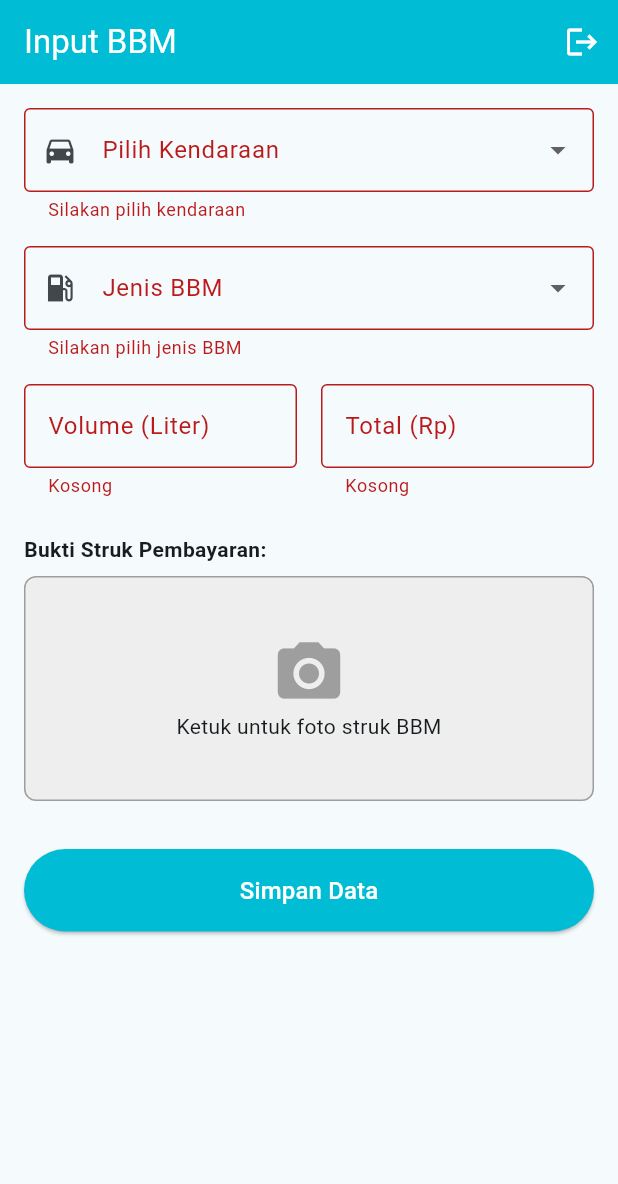
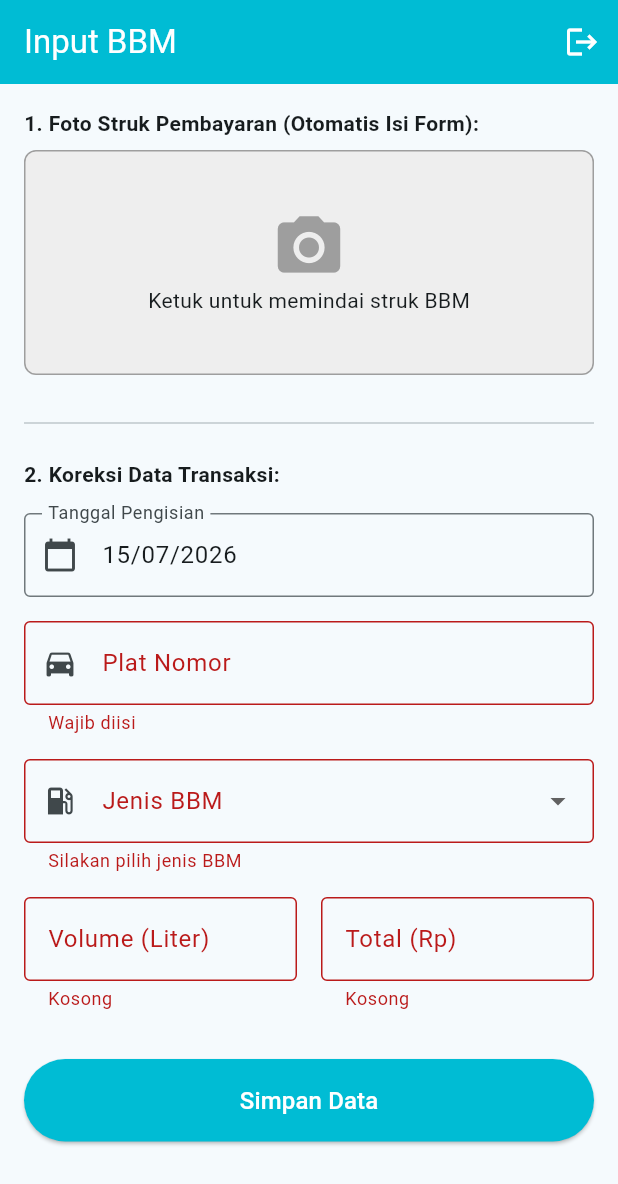
Before and after one commit to fajarauliapratama/BBM_PLN, a Flutter app: the FormBbmScreen screen opened directly, after a tap on "Simpan Data", on a phone screen of 412 x 824 dp. Shown: the top 1184 px of the screen. Run offline on Flutter 3.47's test engine with Material 3 defaults, Android fonts, the light colour scheme and no system bars; our stand-ins replace cloud_firestore, firebase_auth, firebase_core, image_picker, share_plus; missing offline and left inert: excel, google_mlkit_text_recognition; accounts and stored records are empty; network calls fail.

Commit message:
update 1.2

```diff
--- a/lib/screens/form_bbm_screen.dart
+++ b/lib/screens/form_bbm_screen.dart
@@ -2,7 +2,8 @@ import 'dart:io';
 import 'package:flutter/material.dart';
 import 'package:provider/provider.dart';
 import 'package:firebase_auth/firebase_auth.dart';
-import 'package:google_mlkit_text_recognition/google_mlkit_text_recognition.dart'; // Package baru
+import 'package:google_mlkit_text_recognition/google_mlkit_text_recognition.dart';
+import 'package:intl/intl.dart';
 import '../providers/bbm_provider.dart';
 import 'login_screen.dart';
 
@@ -14,20 +15,17 @@ class FormBbmScreen extends StatefulWidget {
 }
 
 class _FormBbmScreenState extends State<FormBbmScreen> {
-  String? _selectedPlatNomor;
-  final List<String> _daftarMobil = [
-    'BA 1234 PLN (Hilux)',
-    'BA 5678 PLN (Avanza)',
-    'BA 9101 PLN (Innova)',
-    'B 9999 UPT (Triton)'
-  ];
+  // Controller untuk input form
+  final _platNomorController = TextEditingController();
+  final _tanggalController = TextEditingController();
+  DateTime _selectedTanggal = DateTime.now(); // Tanggal default hari ini
 
   String? _selectedJenisBbm;
   final List<String> _daftarBbm = [
+    'Pertamax',
     'Dexlite',
     'Pertamina Dex',
     'Biosolar',
-    'Pertamax',
     'Pertalite'
   ];
 
@@ -35,15 +33,25 @@ class _FormBbmScreenState extends State<FormBbmScreen> {
   final _biayaController = TextEditingController();
   final _formKey = GlobalKey<FormState>();
 
-  bool _isScanning = false; // Indikator saat AI sedang membaca struk
+  bool _isScanning = false; // Indikator loading saat AI membaca gambar
+
+  @override
+  void initState() {
+    super.initState();
+    // Mengisi form tanggal secara otomatis saat halaman dibuka
+    _tanggalController.text = DateFormat('dd/MM/yyyy').format(_selectedTanggal);
+  }
 
   @override
   void dispose() {
+    _platNomorController.dispose();
+    _tanggalController.dispose();
     _literController.dispose();
     _biayaController.dispose();
     super.dispose();
   }
 
+  // --- FUNGSI LOGOUT ---
   Future<void> _logout() async {
     await FirebaseAuth.instance.signOut();
     if (!mounted) return;
@@ -53,10 +61,34 @@ class _FormBbmScreenState extends State<FormBbmScreen> {
     );
   }
 
+  // --- FUNGSI MENGUBAH TANGGAL MANUAL ---
+  Future<void> _pilihTanggal(BuildContext context) async {
+    final DateTime? picked = await showDatePicker(
+      context: context,
+      initialDate: _selectedTanggal,
+      firstDate: DateTime(2020),
+      lastDate: DateTime.now(), // Membatasi agar tidak bisa pilih tanggal di masa depan
+    );
+    if (picked != null && picked != _selectedTanggal) {
+      setState(() {
+        _selectedTanggal = picked;
+        _tanggalController.text = DateFormat('dd/MM/yyyy').format(picked);
+      });
+    }
+  }
+
   // --- FUNGSI AI UNTUK MEMBACA STRUK ---
   Future<void> _scanStrukOtomatis(String imagePath) async {
     setState(() {
       _isScanning = true;
+    });
+
+    // Kosongkan form sebelum dipindai agar data lama/sebelumnya tidak nyangkut
+    _platNomorController.clear();
+    _literController.clear();
+    _biayaController.clear();
+    setState(() {
+      _selectedJenisBbm = null;
     });
 
     try {
@@ -64,10 +96,32 @@ class _FormBbmScreenState extends State<FormBbmScreen> {
       final textRecognizer = TextRecognizer(script: TextRecognitionScript.latin);
       final RecognizedText recognizedText = await textRecognizer.processImage(inputImage);
 
-      // Ubah semua teks menjadi huruf besar agar mudah dicari
       String fullText = recognizedText.text.toUpperCase();
 
-      // 1. MENDETEKSI JENIS BBM
+      // 1. MENDETEKSI TANGGAL STRUK (Pintar: bisa baca pakai / atau - atau . dan tahun 2/4 digit)
+      RegExp dateRegExp = RegExp(r'([0-3]?[0-9])[\/\-\.]([0-1]?[0-9])[\/\-\.](20[0-9]{2}|[0-9]{2})\b');
+      var dateMatch = dateRegExp.firstMatch(fullText);
+      if (dateMatch != null) {
+        int d = int.parse(dateMatch.group(1)!);
+        int m = int.parse(dateMatch.group(2)!);
+        String yearStr = dateMatch.group(3)!;
+        // Jika tahun terbaca 2 digit (misal 24), jadikan 2024
+        int y = yearStr.length == 2 ? 2000 + int.parse(yearStr) : int.parse(yearStr);
+
+        setState(() {
+          _selectedTanggal = DateTime(y, m, d);
+          _tanggalController.text = DateFormat('dd/MM/yyyy').format(_selectedTanggal);
+        });
+      }
+
+      // 2. MENDETEKSI PLAT NOMOR (Mencari teks NOPOL / POLISI / PLAT)
+      RegExp nopolRegExp = RegExp(r'(?:NOPOL|POLISI|POL|PLAT)\s*[:\s]*([A-Z]{1,2}\s*\d{1,4}\s*[A-Z]{0,3})');
+      var nopolMatch = nopolRegExp.firstMatch(fullText);
+      if (nopolMatch != null) {
+        _platNomorController.text = nopolMatch.group(1)!.trim();
+      }
+
+      // 3. MENDETEKSI JENIS BBM
       if (fullText.contains('PERTALITE')) {
         _selectedJenisBbm = 'Pertalite';
       } else if (fullText.contains('PERTAMAX')) {
@@ -80,23 +134,30 @@ class _FormBbmScreenState extends State<FormBbmScreen> {
         _selectedJenisBbm = 'Pertamina Dex';
       }
 
-      // 2. MENDETEKSI VOLUME (LITER)
-      // Mencari kata "VOLUME" lalu mengambil angka di sebelahnya
-      RegExp volRegExp = RegExp(r'VOLUME\s*[:\s]*([0-9\,\.]+)');
-      var volMatch = volRegExp.firstMatch(fullText);
-      if (volMatch != null) {
-        String rawVol = volMatch.group(1) ?? '';
-        rawVol = rawVol.replaceAll(',', '.'); // Pastikan format desimal menggunakan titik
-        _literController.text = rawVol;
+      // 4. MENDETEKSI VOLUME (LITER)
+      String? rawVol;
+      RegExp volRegExp1 = RegExp(r'VOLUME\s*[:\s]*([0-9\,\.]+)');
+      RegExp volRegExp2 = RegExp(r'([0-9\,\.]+)\s*LITER');
+
+      if (volRegExp1.hasMatch(fullText)) {
+        rawVol = volRegExp1.firstMatch(fullText)?.group(1);
+      } else if (volRegExp2.hasMatch(fullText)) {
+        rawVol = volRegExp2.firstMatch(fullText)?.group(1);
       }
 
-      // 3. MENDETEKSI TOTAL BIAYA
-      // Pada struk Pertamina, biasanya menggunakan kata "DIBAYAR KONSUMEN"
+      if (rawVol != null) {
+        rawVol = rawVol.replaceAll(',', '.'); // Ubah koma jadi titik untuk desimal
+        if (rawVol.length <= 6) { // Cegah AI menangkap nomor seri mesin panjang
+          _literController.text = rawVol;
+        }
+      }
+
+      // 5. MENDETEKSI TOTAL BIAYA (DIBAYAR KONSUMEN)
       RegExp hargaRegExp = RegExp(r'KONSUMEN\s*[:\s]*([0-9\,\.]+)');
       var hargaMatch = hargaRegExp.firstMatch(fullText);
       if (hargaMatch != null) {
         String rawHarga = hargaMatch.group(1) ?? '';
-        rawHarga = rawHarga.replaceAll(RegExp(r'[^0-9]'), ''); // Hapus semua titik/koma
+        rawHarga = rawHarga.replaceAll(RegExp(r'[^0-9]'), ''); // Hapus semua pemisah ribuan
         _biayaController.text = rawHarga;
       }
 
@@ -105,7 +166,7 @@ class _FormBbmScreenState extends State<FormBbmScreen> {
       if (mounted) {
         ScaffoldMessenger.of(context).showSnackBar(
           const SnackBar(
-            content: Text('Pemindaian berhasil! Periksa kembali data yang terisi.'),
+            content: Text('Pemindaian selesai! Jika ada kolom kosong, silakan lengkapi manual.'),
             backgroundColor: Colors.green,
           ),
         );
@@ -137,7 +198,6 @@ class _FormBbmScreenState extends State<FormBbmScreen> {
         actions: [
           IconButton(
             icon: const Icon(Icons.logout),
-            tooltip: 'Keluar',
             onPressed: () {
               showDialog(
                 context: context,
@@ -145,10 +205,7 @@ class _FormBbmScreenState extends State<FormBbmScreen> {
                   title: const Text('Konfirmasi'),
                   content: const Text('Apakah Anda yakin ingin keluar?'),
                   actions: [
-                    TextButton(
-                      onPressed: () => Navigator.pop(context),
-                      child: const Text('Batal'),
-                    ),
+                    TextButton(onPressed: () => Navigator.pop(context), child: const Text('Batal')),
                     TextButton(
                       onPressed: () {
                         Navigator.pop(context);
@@ -170,30 +227,91 @@ class _FormBbmScreenState extends State<FormBbmScreen> {
           child: Column(
             crossAxisAlignment: CrossAxisAlignment.stretch,
             children: [
-              DropdownButtonFormField<String>(
-                initialValue: _selectedPlatNomor,
+              const Text('1. Foto Struk Pembayaran (Otomatis Isi Form):', style: TextStyle(fontWeight: FontWeight.bold)),
+              const SizedBox(height: 8),
+
+              // AREA KAMERA & FOTO
+              InkWell(
+                onTap: () async {
+                  await bbmProvider.pickImage();
+                  if (bbmProvider.imageFile != null) {
+                    _scanStrukOtomatis(bbmProvider.imageFile!.path);
+                  }
+                },
+                child: Container(
+                  height: 150,
+                  decoration: BoxDecoration(
+                    border: Border.all(color: Colors.grey),
+                    borderRadius: BorderRadius.circular(8),
+                    color: Colors.grey[200],
+                  ),
+                  child: bbmProvider.imageFile != null
+                      ? Stack(
+                          fit: StackFit.expand,
+                          children: [
+                            ClipRRect(
+                              borderRadius: BorderRadius.circular(8),
+                              child: Image.file(
+                                File(bbmProvider.imageFile!.path),
+                                fit: BoxFit.cover,
+                              ),
+                            ),
+                            if (_isScanning)
+                              Container(
+                                color: Colors.black.withValues(alpha: 0.5),
+                                child: const Center(
+                                  child: CircularProgressIndicator(color: Colors.white),
+                                ),
+                              ),
+                          ],
+                        )
+                      : const Column(
+                          mainAxisAlignment: MainAxisAlignment.center,
+                          children: [
+                            Icon(Icons.camera_alt, size: 50, color: Colors.grey),
+                            Text('Ketuk untuk memindai struk BBM'),
+                          ],
+                        ),
+                ),
+              ),
+              const SizedBox(height: 24),
+              const Divider(),
+              const SizedBox(height: 16),
+
+              const Text('2. Koreksi Data Transaksi:', style: TextStyle(fontWeight: FontWeight.bold)),
+              const SizedBox(height: 16),
+
+              // FORM TANGGAL TRANSAKSI
+              TextFormField(
+                controller: _tanggalController,
+                readOnly: true, // Tidak bisa diketik manual
+                onTap: () => _pilihTanggal(context), // Membuka kalender
                 decoration: const InputDecoration(
-                  labelText: 'Pilih Kendaraan',
+                  labelText: 'Tanggal Pengisian',
+                  border: OutlineInputBorder(),
+                  prefixIcon: Icon(Icons.calendar_today),
+                ),
+                validator: (value) => value!.isEmpty ? 'Wajib diisi' : null,
+              ),
+              const SizedBox(height: 16),
+
+              // FORM PLAT NOMOR MANUAL
+              TextFormField(
+                controller: _platNomorController,
+                textCapitalization: TextCapitalization.characters, // Otomatis Huruf Kapital
+                decoration: const InputDecoration(
+                  labelText: 'Plat Nomor',
+                  hintText: 'Misal: BA 1234 PLN',
                   border: OutlineInputBorder(),
                   prefixIcon: Icon(Icons.directions_car),
                 ),
-                items: _daftarMobil.map((String plat) {
-                  return DropdownMenuItem<String>(
-                    value: plat,
-                    child: Text(plat),
-                  );
-                }).toList(),
-                onChanged: (String? newValue) {
-                  setState(() {
-                    _selectedPlatNomor = newValue;
-                  });
-                },
-                validator: (value) => value == null ? 'Silakan pilih kendaraan' : null,
+                validator: (value) => value!.isEmpty ? 'Wajib diisi' : null,
               ),
               const SizedBox(height: 16),
 
+              // DROPDOWN JENIS BBM
               DropdownButtonFormField<String>(
-                value: _selectedJenisBbm, // Gunakan value agar bisa diubah paksa oleh AI
+                value: _selectedJenisBbm,
                 decoration: const InputDecoration(
                   labelText: 'Jenis BBM',
                   border: OutlineInputBorder(),
@@ -214,6 +332,7 @@ class _FormBbmScreenState extends State<FormBbmScreen> {
               ),
               const SizedBox(height: 16),
 
+              // BARIS LITER & BIAYA
               Row(
                 children: [
                   Expanded(
@@ -241,59 +360,9 @@ class _FormBbmScreenState extends State<FormBbmScreen> {
                   ),
                 ],
               ),
-              const SizedBox(height: 24),
-
-              const Text('Bukti Struk Pembayaran:', style: TextStyle(fontWeight: FontWeight.bold)),
-              const SizedBox(height: 8),
-
-              // AREA FOTO STRUK
-              InkWell(
-                // PERUBAHAN: Setelah ambil foto, langsung jalankan fungsi pemindai AI
-                onTap: () async {
-                  await bbmProvider.pickImage();
-                  if (bbmProvider.imageFile != null) {
-                    _scanStrukOtomatis(bbmProvider.imageFile!.path);
-                  }
-                },
-                child: Container(
-                  height: 150,
-                  decoration: BoxDecoration(
-                    border: Border.all(color: Colors.grey),
-                    borderRadius: BorderRadius.circular(8),
-                    color: Colors.grey[200],
-                  ),
-                  child: bbmProvider.imageFile != null
-                      ? Stack(
-                          fit: StackFit.expand,
-                          children: [
-                            ClipRRect(
-                              borderRadius: BorderRadius.circular(8),
-                              child: Image.file(
-                                File(bbmProvider.imageFile!.path),
-                                fit: BoxFit.cover,
-                              ),
-                            ),
-                            // Menampilkan loading saat AI sedang membaca gambar
-                            if (_isScanning)
-                              Container(
-                                color: Colors.black.withValues(alpha: 0.5),
-                                child: const Center(
-                                  child: CircularProgressIndicator(color: Colors.white),
-                                ),
-                              ),
-                          ],
-                        )
-                      : const Column(
-                          mainAxisAlignment: MainAxisAlignment.center,
-                          children: [
-                            Icon(Icons.camera_alt, size: 50, color: Colors.grey),
-                            Text('Ketuk untuk foto struk BBM'),
-                          ],
-                        ),
-                ),
-              ),
               const SizedBox(height: 32),
 
+              // TOMBOL SIMPAN
               ElevatedButton(
                 style: ElevatedButton.styleFrom(
                   backgroundColor: Colors.cyan,
@@ -310,11 +379,13 @@ class _FormBbmScreenState extends State<FormBbmScreen> {
                             return;
                           }
 
+                          // Meneruskan data ke Provider dan Database
                           bool sukses = await bbmProvider.simpanData(
-                            platNomor: _selectedPlatNomor!,
+                            platNomor: _platNomorController.text,
                             jenisBbm: _selectedJenisBbm!,
                             liter: double.parse(_literController.text),
                             biaya: double.parse(_biayaController.text),
+                            tanggal: _selectedTanggal,
                           );
 
                           if (!mounted) return;
@@ -324,12 +395,14 @@ class _FormBbmScreenState extends State<FormBbmScreen> {
                               const SnackBar(content: Text('Data berhasil disimpan!')),
                             );
 
+                            // Reset state setelah berhasil
                             setState(() {
-                              _selectedPlatNomor = null;
                               _selectedJenisBbm = null;
                             });
+                            _platNomorController.clear();
                             _literController.clear();
                             _biayaController.clear();
+                            _tanggalController.text = DateFormat('dd/MM/yyyy').format(DateTime.now());
                           } else {
                             ScaffoldMessenger.of(context).showSnackBar(
                               const SnackBar(content: Text('Gagal menyimpan data.')),
```
Also changed, not shown: lib/providers/bbm_provider.dart (+13 -10 lines), lib/screens/history_screen.dart (+74 -105 lines).
